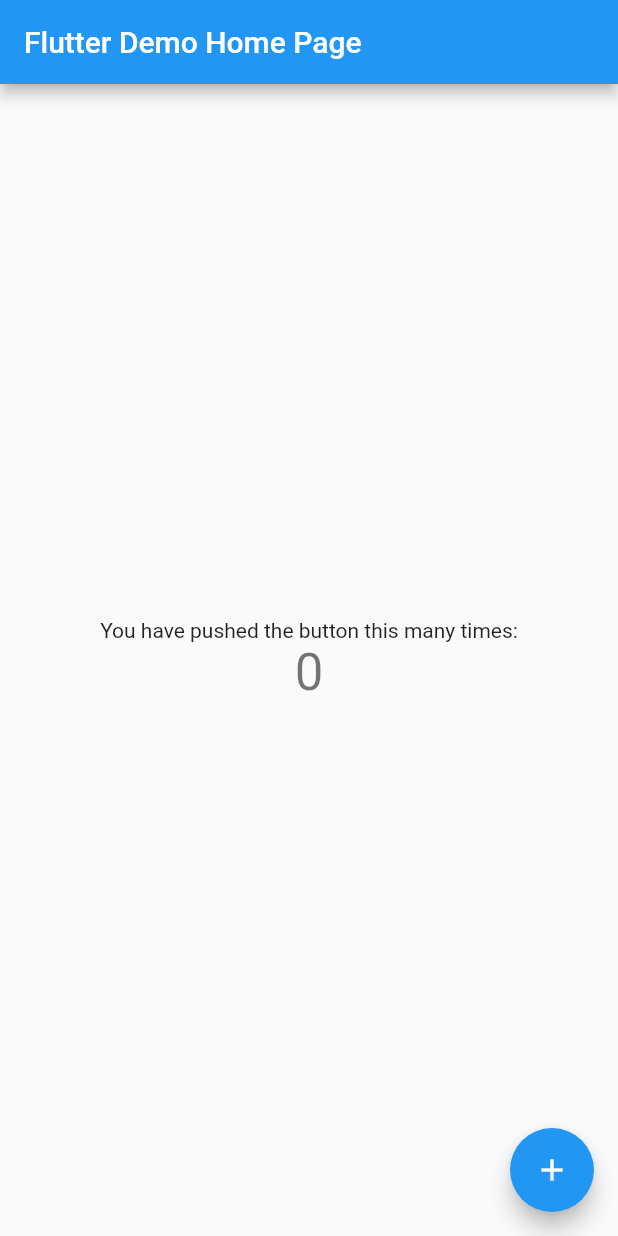
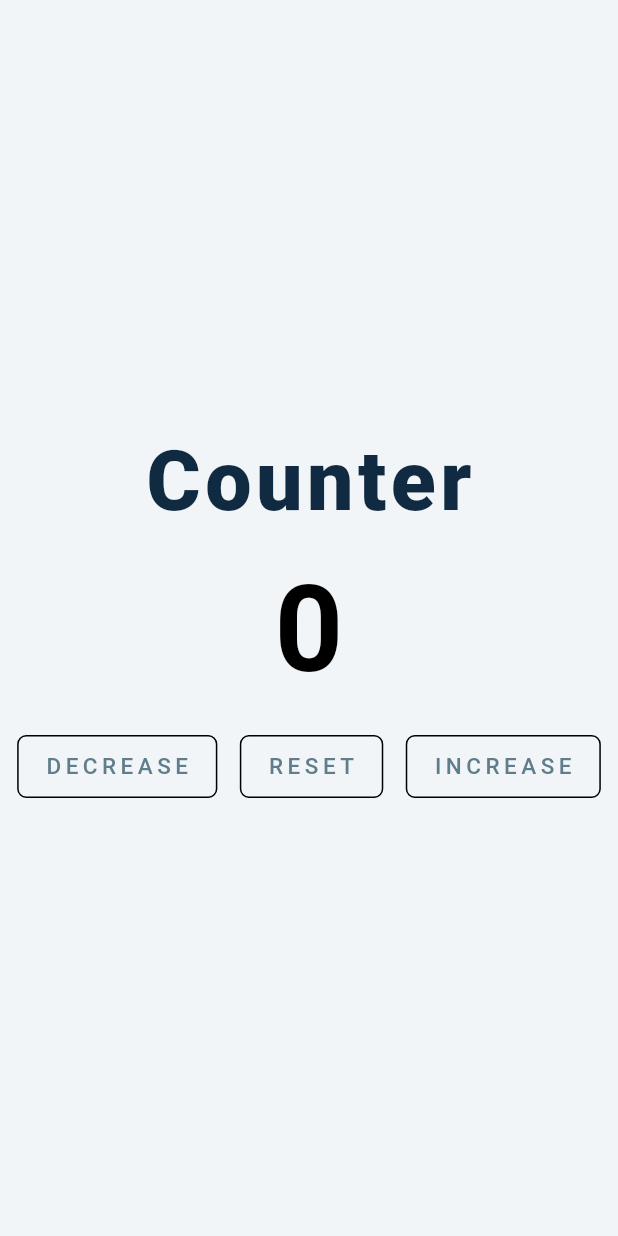
Before and after one commit to udaykumaruking/simple_counter, a Flutter app: the screen it shows after launch, on a phone screen of 412 x 824 dp. Run offline on Flutter 3.47's test engine with Material 2 defaults, Android fonts, the phone set to English and light mode, and no system bars.

Commit message:
Completed UI

```diff
--- a/lib/main.dart
+++ b/lib/main.dart
@@ -5,39 +5,20 @@
 }
 
 class MyApp extends StatelessWidget {
-  // This widget is the root of your application.
   @override
   Widget build(BuildContext context) {
     return MaterialApp(
-      title: 'Flutter Demo',
+      title: 'Simple counter',
       theme: ThemeData(
-        // This is the theme of your application.
-        //
-        // Try running your application with "flutter run". You'll see the
-        // application has a blue toolbar. Then, without quitting the app, try
-        // changing the primarySwatch below to Colors.green and then invoke
-        // "hot reload" (press "r" in the console where you ran "flutter run",
-        // or simply save your changes to "hot reload" in a Flutter IDE).
-        // Notice that the counter didn't reset back to zero; the application
-        // is not restarted.
-        primarySwatch: Colors.blue,
+        primarySwatch: Colors.blueGrey,
       ),
-      home: MyHomePage(title: 'Flutter Demo Home Page'),
+      home: MyHomePage(title: 'Simple Counter'),
     );
   }
 }
 
 class MyHomePage extends StatefulWidget {
   MyHomePage({Key key, this.title}) : super(key: key);
-
-  // This widget is the home page of your application. It is stateful, meaning
-  // that it has a State object (defined below) that contains fields that affect
-  // how it looks.
-
-  // This class is the configuration for the state. It holds the values (in this
-  // case the title) provided by the parent (in this case the App widget) and
-  // used by the build method of the State. Fields in a Widget subclass are
-  // always marked "final".
 
   final String title;
 
@@ -50,64 +31,89 @@
 
   void _incrementCounter() {
     setState(() {
-      // This call to setState tells the Flutter framework that something has
-      // changed in this State, which causes it to rerun the build method below
-      // so that the display can reflect the updated values. If we changed
-      // _counter without calling setState(), then the build method would not be
-      // called again, and so nothing would appear to happen.
       _counter++;
     });
   }
 
+  final kBgColor = Color.fromRGBO(241, 245, 248, 1);
+
   @override
   Widget build(BuildContext context) {
-    // This method is rerun every time setState is called, for instance as done
-    // by the _incrementCounter method above.
-    //
-    // The Flutter framework has been optimized to make rerunning build methods
-    // fast, so that you can just rebuild anything that needs updating rather
-    // than having to individually change instances of widgets.
     return Scaffold(
-      appBar: AppBar(
-        // Here we take the value from the MyHomePage object that was created by
-        // the App.build method, and use it to set our appbar title.
-        title: Text(widget.title),
-      ),
+      backgroundColor: kBgColor,
       body: Center(
-        // Center is a layout widget. It takes a single child and positions it
-        // in the middle of the parent.
         child: Column(
-          // Column is also a layout widget. It takes a list of children and
-          // arranges them vertically. By default, it sizes itself to fit its
-          // children horizontally, and tries to be as tall as its parent.
-          //
-          // Invoke "debug painting" (press "p" in the console, choose the
-          // "Toggle Debug Paint" action from the Flutter Inspector in Android
-          // Studio, or the "Toggle Debug Paint" command in Visual Studio Code)
-          // to see the wireframe for each widget.
-          //
-          // Column has various properties to control how it sizes itself and
-          // how it positions its children. Here we use mainAxisAlignment to
-          // center the children vertically; the main axis here is the vertical
-          // axis because Columns are vertical (the cross axis would be
-          // horizontal).
           mainAxisAlignment: MainAxisAlignment.center,
           children: <Widget>[
             Text(
-              'You have pushed the button this many times:',
+              'Counter',
+              style: TextStyle(
+                fontSize: 55,
+                fontWeight: FontWeight.w900,
+                letterSpacing: 3,
+                color: Color.fromRGBO(16, 42, 66, 1),
+              ),
+            ),
+            SizedBox(
+              height: 20,
             ),
             Text(
               '$_counter',
-              style: Theme.of(context).textTheme.headline4,
+              style: TextStyle(
+                fontSize: 80,
+                fontWeight: FontWeight.bold,
+                color: Colors.black,
+              ),
             ),
+            SizedBox(
+              height: 20,
+            ),
+            Row(
+              mainAxisAlignment: MainAxisAlignment.center,
+              children: [
+                OutlinedButtonn('DECREASE'),
+                SizedBox(
+                  width: 15,
+                ),
+                OutlinedButtonn('RESET'),
+                SizedBox(
+                  width: 15,
+                ),
+                OutlinedButtonn('INCREASE'),
+              ],
+            )
           ],
         ),
       ),
-      floatingActionButton: FloatingActionButton(
-        onPressed: _incrementCounter,
-        tooltip: 'Increment',
-        child: Icon(Icons.add),
-      ), // This trailing comma makes auto-formatting nicer for build methods.
     );
   }
 }
+
+class OutlinedButtonn extends StatelessWidget {
+  final text;
+  OutlinedButtonn(this.text);
+  @override
+  Widget build(BuildContext context) {
+    return OutlinedButton(
+        onPressed: () => {},
+        child: Text(
+          text,
+          style: TextStyle(
+            fontSize: 15,
+            letterSpacing: 3,
+          ),
+        ),
+        style: ButtonStyle(
+          side: MaterialStateProperty.all(BorderSide(
+            color: Colors.black,
+            width: 1,
+          )),
+          padding: MaterialStateProperty.all(
+            EdgeInsets.symmetric(horizontal: 18, vertical: 12),
+          ),
+          shape: MaterialStateProperty.all(RoundedRectangleBorder(
+              borderRadius: BorderRadius.all(Radius.circular(6)))),
+          // overlayColor: MaterialStateProperty.all(Colors.black),
+        ));
+  }
+}
```
